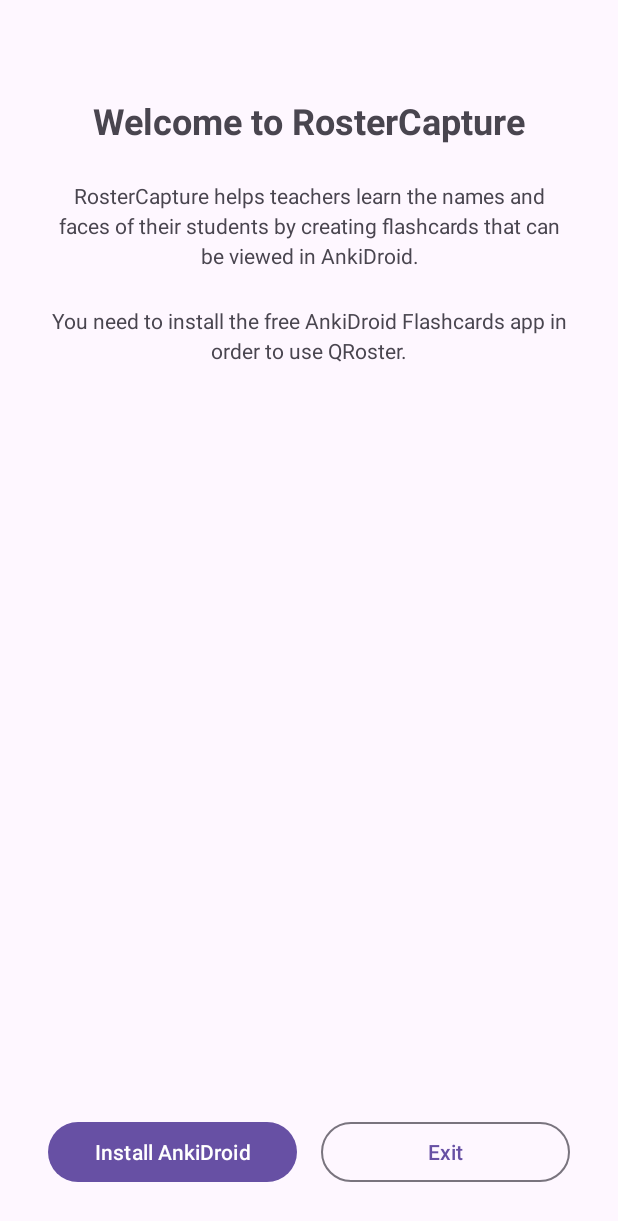
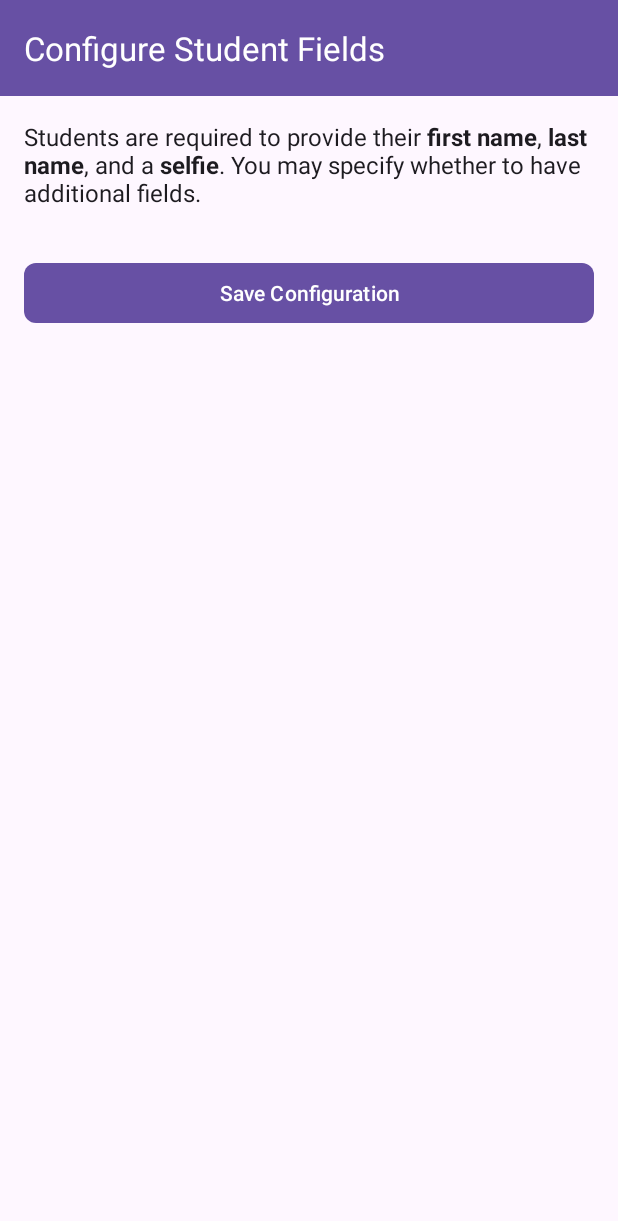
Before and after one commit to espertus/roster-capture, an Android app: the screen it shows after launch (MainActivity), on a phone screen of 412 x 824 dp. Shown: the top 1221 px of the screen. Run offline under Robolectric (Android 15) with nearby library versions, the phone set to English and light mode, and no system bars.

Commit message:
Add field configuration

```diff
--- /dev/null
+++ b/app/src/main/java/com/ellenspertus/qroster/configuration/FieldConfigFragment.kt
@@ -0,0 +1,88 @@
+package com.ellenspertus.qroster.configuration
+
+import android.content.Context
+import android.os.Bundle
+import android.view.LayoutInflater
+import android.view.View
+import android.view.ViewGroup
+import androidx.fragment.app.Fragment
+import androidx.navigation.fragment.findNavController
+import androidx.recyclerview.widget.LinearLayoutManager
+import com.ellenspertus.qroster.databinding.FragmentFieldConfigBinding
+import com.google.android.material.snackbar.Snackbar
+
+class FieldConfigFragment : Fragment() {
+    private var _binding: FragmentFieldConfigBinding? = null
+    private val binding get() = _binding!!
+    private lateinit var adapter: FieldConfigAdapter
+    private val studentFields = mutableListOf<StudentField>()
+
+    override fun onCreateView(
+        inflater: LayoutInflater,
+        container: ViewGroup?,
+        savedInstanceState: Bundle?
+    ): View {
+        _binding = FragmentFieldConfigBinding.inflate(inflater, container, false)
+        return binding.root
+    }
+
+    override fun onViewCreated(view: View, savedInstanceState: Bundle?) {
+        super.onViewCreated(view, savedInstanceState)
+
+        setupRecyclerView()
+        setupSaveButton()
+        setupToolbar()
+    }
+
+    private fun setupToolbar() {
+        binding.toolbar.setNavigationOnClickListener {
+            findNavController().navigateUp()
+        }
+    }
+
+    private fun setupRecyclerView() {
+        adapter = FieldConfigAdapter(
+            studentFields,
+            onFieldStatusChanged = { _, _ -> },
+            onFieldRename = { _, _ -> }
+        )
+
+        binding.fieldsRecyclerView.apply {
+            layoutManager = LinearLayoutManager(requireContext())
+            adapter = this@FieldConfigFragment.adapter
+            setHasFixedSize(true)
+        }
+    }
+
+    private fun setupSaveButton() {
+        binding.saveButton.setOnClickListener {
+            saveConfiguration()
+        }
+    }
+
+    private fun saveConfiguration() {
+        // Save the configuration to SharedPreferences or database
+        val sharedPrefs =
+            requireContext().getSharedPreferences("field_config", Context.MODE_PRIVATE)
+        val editor = sharedPrefs.edit()
+
+        studentFields.forEach { field ->
+            editor.putString(field.name, field.status.name)
+            if (field.isRenameable) {
+                editor.putString("${field.name}_display", field.displayName)
+            }
+        }
+
+        editor.apply()
+
+        Snackbar.make(binding.root, "Configuration saved", Snackbar.LENGTH_SHORT).show()
+
+        // Navigate back using Navigation Component
+        findNavController().navigateUp()
+    }
+
+    override fun onDestroyView() {
+        super.onDestroyView()
+        _binding = null
+    }
+}
--- /dev/null
+++ b/app/src/main/res/layout/fragment_field_config.xml
@@ -0,0 +1,61 @@
+<?xml version="1.0" encoding="utf-8"?>
+<androidx.coordinatorlayout.widget.CoordinatorLayout
+    xmlns:android="http://schemas.android.com/apk/res/android"
+    xmlns:app="http://schemas.android.com/apk/res-auto"
+    android:layout_width="match_parent"
+    android:layout_height="match_parent"
+    android:background="?android:attr/windowBackground">
+
+    <com.google.android.material.appbar.AppBarLayout
+        android:layout_width="match_parent"
+        android:layout_height="wrap_content"
+        android:theme="@style/ThemeOverlay.AppCompat.Dark.ActionBar">
+
+        <androidx.appcompat.widget.Toolbar
+            android:id="@+id/toolbar"
+            android:layout_width="match_parent"
+            android:layout_height="?attr/actionBarSize"
+            android:background="?attr/colorPrimary"
+            app:title="Configure Student Fields"
+            app:titleTextColor="@android:color/white" />
+
+    </com.google.android.material.appbar.AppBarLayout>
+
+    <androidx.core.widget.NestedScrollView
+        android:layout_width="match_parent"
+        android:layout_height="match_parent"
+        app:layout_behavior="@string/appbar_scrolling_view_behavior">
+
+        <LinearLayout
+            android:layout_width="match_parent"
+            android:layout_height="wrap_content"
+            android:orientation="vertical"
+            android:padding="16dp">
+
+            <TextView
+                android:layout_width="match_parent"
+                android:layout_height="wrap_content"
+                android:text="@string/solicit_field_info"
+                android:textSize="16sp"
+                android:textColor="?android:attr/textColorPrimary"
+                android:layout_marginBottom="8dp" />
+
+            <androidx.recyclerview.widget.RecyclerView
+                android:id="@+id/fieldsRecyclerView"
+                android:layout_width="match_parent"
+                android:layout_height="wrap_content"
+                android:nestedScrollingEnabled="false" />
+
+            <com.google.android.material.button.MaterialButton
+                android:id="@+id/saveButton"
+                android:layout_width="match_parent"
+                android:layout_height="wrap_content"
+                android:layout_marginTop="24dp"
+                android:text="Save Configuration"
+                app:cornerRadius="8dp" />
+
+        </LinearLayout>
+
+    </androidx.core.widget.NestedScrollView>
+
+</androidx.coordinatorlayout.widget.CoordinatorLayout>
--- a/app/src/main/res/navigation/nav_graph.xml
+++ b/app/src/main/res/navigation/nav_graph.xml
@@ -3,7 +3,7 @@
     xmlns:app="http://schemas.android.com/apk/res-auto"
     xmlns:tools="http://schemas.android.com/tools"
     android:id="@+id/nav_graph"
-    app:startDestination="@id/startFragment">
+    app:startDestination="@id/fieldConfigFragment">
 
     <fragment
         android:id="@+id/selectCourseFragment"
@@ -43,5 +43,9 @@
             android:id="@+id/action_startFragment_to_failureFragment"
             app:destination="@id/failureFragment" />
     </fragment>
+    <fragment
+        android:id="@+id/fieldConfigFragment"
+        android:name="com.ellenspertus.qroster.configuration.FieldConfigFragment"
+        android:label="FieldConfigFragment" />
 
 </navigation>
--- a/app/src/main/res/values/strings.xml
+++ b/app/src/main/res/values/strings.xml
@@ -6,4 +6,5 @@
     <string name="no_courses_found">No courses found.</string>
     <string name="add_course">Add Course</string>
     <string name="permissions_rejection">You declined to grant RosterCapture the required permission to share data with AnkiDroid. If you would like to do so now, you can rerun the app, but Android may not allow us to ask again, in which case you will need to uninstall and reinstall RosterCapture.</string>
+    <string name="solicit_field_info">Students are required to provide their <b>first name</b>, <b>last name</b>, and a <b>selfie</b>. You may specify whether to have additional fields.</string>
 </resources>
```
Also changed, not shown: app/src/main/java/com/ellenspertus/qroster/configuration/FieldConfigAdapter.kt (added, +119 -0 lines), app/src/main/java/com/ellenspertus/qroster/configuration/Fields.kt (added, +29 -0 lines), app/src/main/res/drawable/ic_edit_24.xml (added, +11 -0 lines), app/src/main/res/layout/item_field_config.xml (added, +82 -0 lines), 1 other file.
